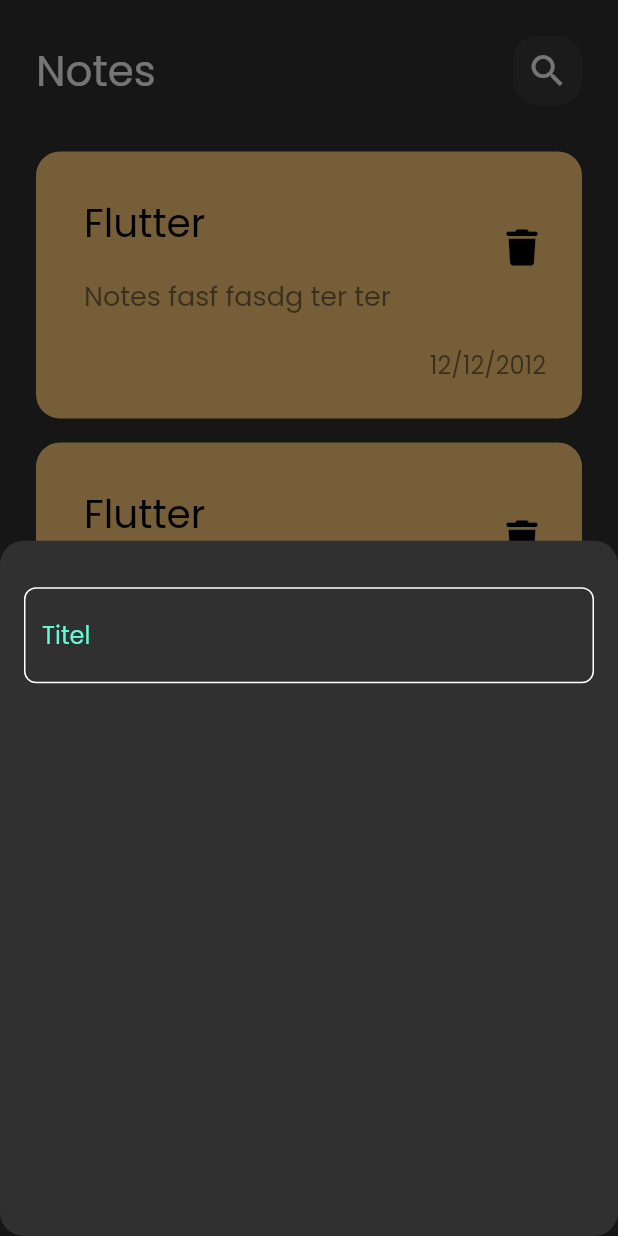
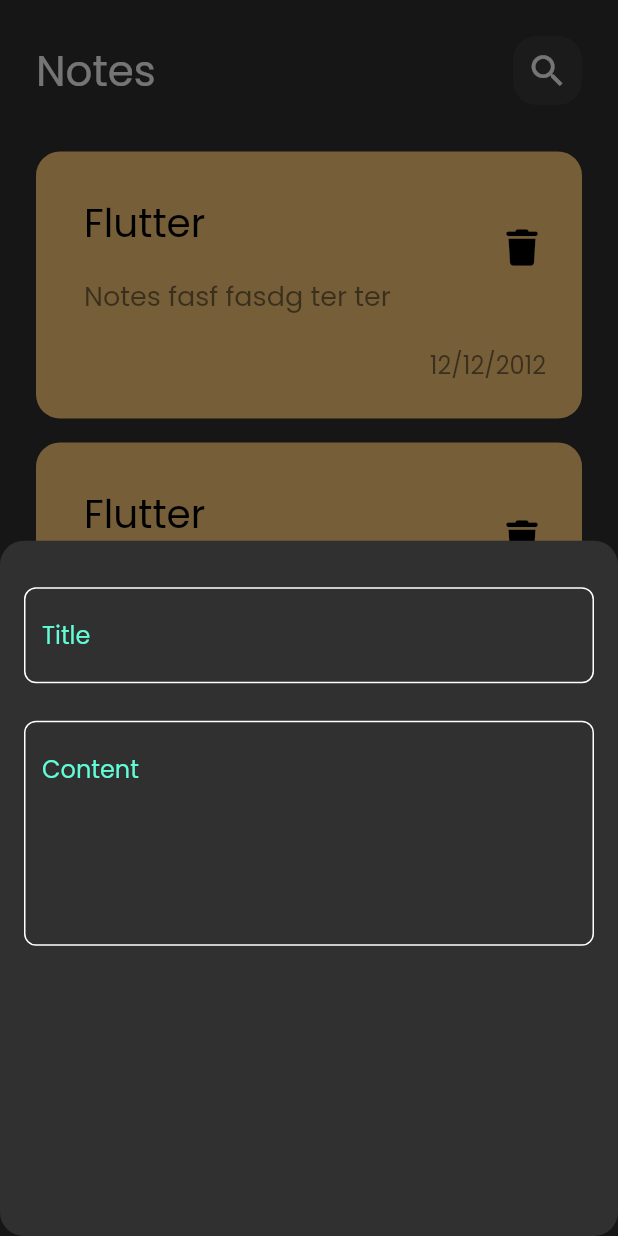
Before and after one commit to ahmedalgzery/Notes-App, a Flutter app: the screen it shows after launch, after a tap on the "add" icon, on a phone screen of 412 x 824 dp. Run offline on Flutter 3.47's test engine with Material 2 defaults, Android fonts, the phone set to English and light mode, and no system bars; our stand-ins replace font_awesome_flutter.

Commit message:
add field to bottom sheet

```diff
--- a/lib/widgets/add_show_modal_bottom_sheet.dart
+++ b/lib/widgets/add_show_modal_bottom_sheet.dart
@@ -13,7 +13,16 @@ class AddNoteBottomSheet extends StatelessWidget {
           SizedBox(
             height: 15.0,
           ),
-          CustmTextField(),
+          CustmTextField(
+            hintText: 'Title',
+          ),
+          SizedBox(
+            height: 25.0,
+          ),
+          CustmTextField(
+            hintText: 'Content',
+            maxLines: 5,
+          ),
         ],
       ),
     );
--- a/lib/widgets/custom_text_field.dart
+++ b/lib/widgets/custom_text_field.dart
@@ -1,15 +1,23 @@
+// ignore_for_file: public_member_api_docs, sort_constructors_first
 import 'package:flutter/material.dart';
+
 import 'package:notes/constantes.dart';
 
 class CustmTextField extends StatelessWidget {
-  const CustmTextField({super.key});
-
+  const CustmTextField({
+    Key? key,
+    required this.hintText,
+    this.maxLines = 1,
+  }) : super(key: key);
+  final String hintText;
+  final int maxLines;
   @override
   Widget build(BuildContext context) {
     return TextField(
       cursorColor: kPrimaryColor,
+      maxLines: maxLines,
       decoration: InputDecoration(
-        hintText: 'Titel',
+        hintText: hintText,
         hintStyle: const TextStyle(
           color: kPrimaryColor,
         ),
```
